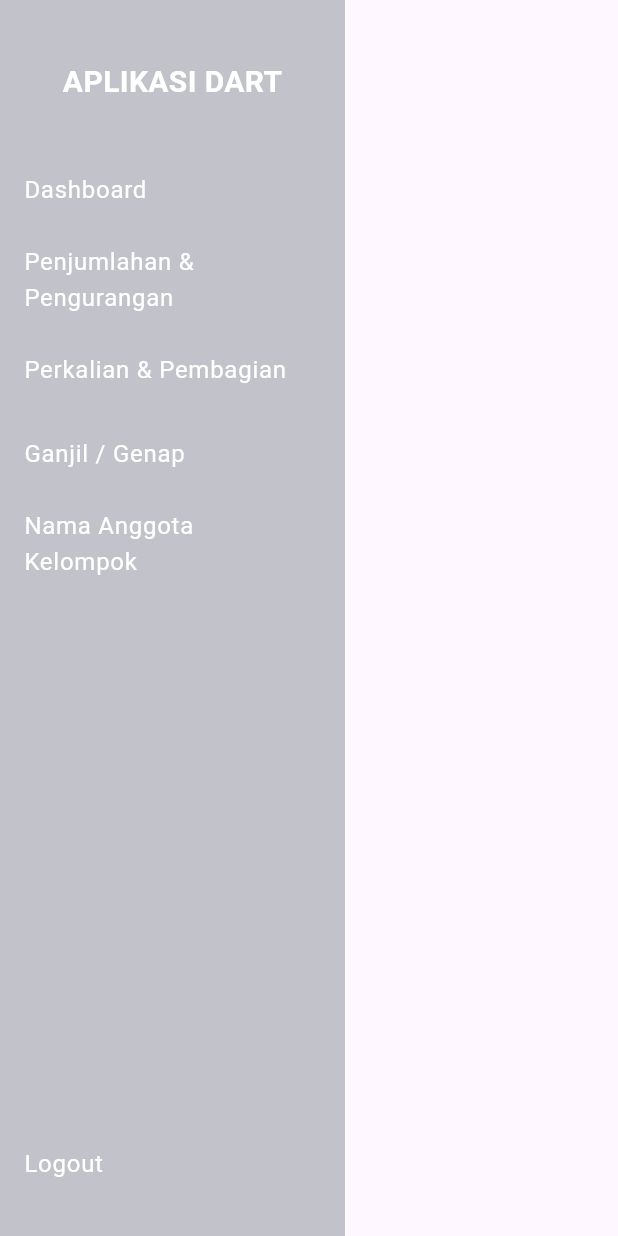
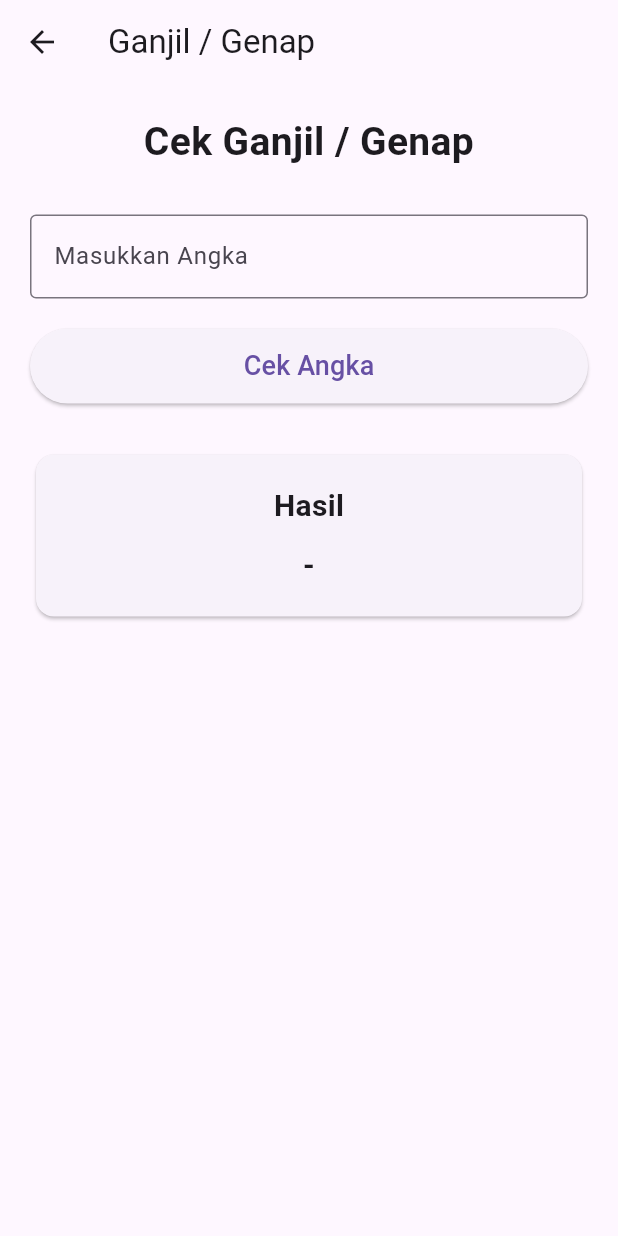
Before and after one commit to Mas-Saka/Tugas_Mobile, a Flutter app: the Sidebar widget shown alone on an empty page, opened directly, after a tap on "Ganjil / Genap", on a phone screen of 412 x 824 dp. Run offline on Flutter 3.47's test engine with Material 3 defaults, Android fonts, the phone set to English and light mode, and no system bars.

Commit message:
Menambahkan halaman ganjil genap dan update routing

```diff
--- a/lib/main.dart
+++ b/lib/main.dart
@@ -2,7 +2,7 @@ import 'package:flutter/material.dart';
 import 'pages/login_page.dart';
 import 'pages/dashboard_page.dart';
 import 'pages/aritmatika_page.dart';
-
+import 'pages/Ganjil_Genap_page.dart';
 import 'pages/anggota_page.dart';
 
 void main() {
@@ -10,7 +10,7 @@ void main() {
 }
 
 class MyApp extends StatelessWidget {
-  const MyApp({Key? key}) : super(key: key);
+  const MyApp({super.key});
 
   @override
   Widget build(BuildContext context) {
@@ -24,6 +24,7 @@ class MyApp extends StatelessWidget {
         '/dashboard': (context) => const DashboardPage(),
         '/anggota': (context) => const AnggotaPage(),
         '/Aritmatika': (context) => const ArithmeticPage(),
+        '/ganjil-genap': (context) => const GanjilGenapPage(),
       },
     );
   }
--- /dev/null
+++ b/lib/pages/Ganjil_Genap_page.dart
@@ -0,0 +1,95 @@
+import 'package:flutter/material.dart';
+
+class GanjilGenapPage extends StatefulWidget {
+  const GanjilGenapPage({super.key});
+
+  @override
+  State<GanjilGenapPage> createState() => _GanjilGenapPageState();
+}
+
+class _GanjilGenapPageState extends State<GanjilGenapPage> {
+  final TextEditingController angkaController = TextEditingController();
+  String hasil = '-';
+
+  void cekGanjilGenap() {
+    int? angka = int.tryParse(angkaController.text);
+
+    if (angka == null) {
+      setState(() {
+        hasil = 'Masukkan angka bulat yang valid';
+      });
+      return;
+    }
+
+    setState(() {
+      if (angka % 2 == 0) {
+        hasil = '$angka adalah Bilangan Genap';
+      } else {
+        hasil = '$angka adalah Bilangan Ganjil';
+      }
+    });
+  }
+
+  @override
+  Widget build(BuildContext context) {
+    return Scaffold(
+      appBar: AppBar(title: const Text('Ganjil / Genap')),
+      body: Padding(
+        padding: const EdgeInsets.all(20),
+        child: Column(
+          crossAxisAlignment: CrossAxisAlignment.stretch,
+          children: [
+            const Text(
+              'Cek Ganjil / Genap',
+              style: TextStyle(fontSize: 26, fontWeight: FontWeight.bold),
+              textAlign: TextAlign.center,
+            ),
+            const SizedBox(height: 30),
+            TextField(
+              controller: angkaController,
+              keyboardType: TextInputType.number,
+              decoration: const InputDecoration(
+                labelText: 'Masukkan Angka',
+                border: OutlineInputBorder(),
+              ),
+            ),
+            const SizedBox(height: 20),
+            ElevatedButton(
+              onPressed: cekGanjilGenap,
+              child: const Padding(
+                padding: EdgeInsets.symmetric(vertical: 12),
+                child: Text('Cek Angka', style: TextStyle(fontSize: 18)),
+              ),
+            ),
+            const SizedBox(height: 30),
+            Card(
+              child: Padding(
+                padding: const EdgeInsets.all(20),
+                child: Column(
+                  children: [
+                    const Text(
+                      'Hasil',
+                      style: TextStyle(
+                        fontSize: 20,
+                        fontWeight: FontWeight.bold,
+                      ),
+                    ),
+                    const SizedBox(height: 10),
+                    Text(
+                      hasil,
+                      style: const TextStyle(
+                        fontSize: 20,
+                        fontWeight: FontWeight.bold,
+                      ),
+                      textAlign: TextAlign.center,
+                    ),
+                  ],
+                ),
+              ),
+            ),
+          ],
+        ),
+      ),
+    );
+  }
+}
--- a/lib/pages/dashboard_page.dart
+++ b/lib/pages/dashboard_page.dart
@@ -1,7 +1,7 @@
 import 'package:flutter/material.dart';
 
 class DashboardPage extends StatelessWidget {
-  const DashboardPage({Key? key}) : super(key: key);
+  const DashboardPage({super.key});
 
   @override
   Widget build(BuildContext context) {
--- a/lib/pages/login_page.dart
+++ b/lib/pages/login_page.dart
@@ -2,7 +2,7 @@ import 'package:flutter/material.dart';
 import 'dashboard_page.dart';
 
 class LoginPage extends StatefulWidget {
-  const LoginPage({Key? key}) : super(key: key);
+  const LoginPage({super.key});
 
   @override
   State<LoginPage> createState() => _LoginPageState();
--- a/lib/widgets/sidebar.dart
+++ b/lib/widgets/sidebar.dart
@@ -1,7 +1,7 @@
 import 'package:flutter/material.dart';
 
 class Sidebar extends StatelessWidget {
-  const Sidebar({Key? key}) : super(key: key);
+  const Sidebar({super.key});
 
   @override
   Widget build(BuildContext context) {
```
